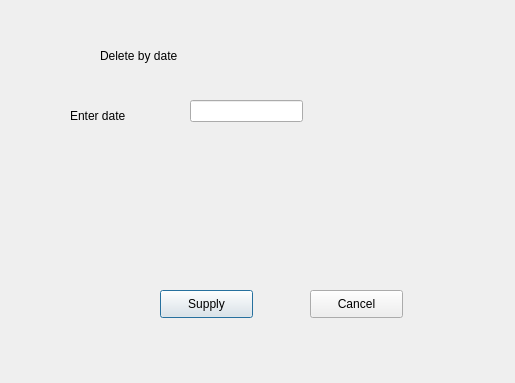
Qt form Wedding/del.ui (livitalek/curs) before a commit.
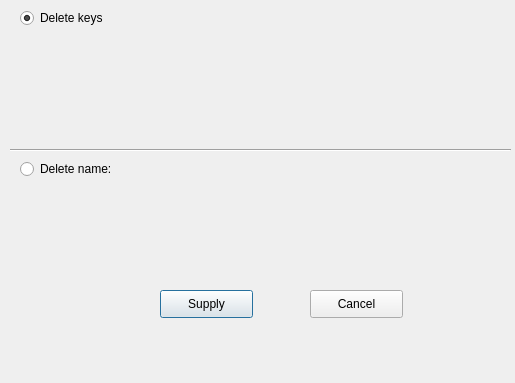
The same form after that commit.

```diff
--- a/Wedding/del.ui
+++ b/Wedding/del.ui
@@ -13,42 +13,6 @@
   <property name="windowTitle">
    <string>Dialog</string>
   </property>
-  <widget class="QLineEdit" name="lineEdit">
-   <property name="geometry">
-    <rect>
-     <x>190</x>
-     <y>100</y>
-     <width>113</width>
-     <height>22</height>
-    </rect>
-   </property>
-  </widget>
-  <widget class="QLabel" name="label">
-   <property name="geometry">
-    <rect>
-     <x>100</x>
-     <y>40</y>
-     <width>141</width>
-     <height>31</height>
-    </rect>
-   </property>
-   <property name="text">
-    <string>Delete by date</string>
-   </property>
-  </widget>
-  <widget class="QLabel" name="label_2">
-   <property name="geometry">
-    <rect>
-     <x>70</x>
-     <y>100</y>
-     <width>81</width>
-     <height>31</height>
-    </rect>
-   </property>
-   <property name="text">
-    <string>Enter date</string>
-   </property>
-  </widget>
   <widget class="QPushButton" name="pushButton">
    <property name="geometry">
     <rect>
@@ -75,6 +39,48 @@
     <string>Cancel</string>
    </property>
   </widget>
+  <widget class="QRadioButton" name="radioButton">
+   <property name="geometry">
+    <rect>
+     <x>20</x>
+     <y>10</y>
+     <width>83</width>
+     <height>16</height>
+    </rect>
+   </property>
+   <property name="text">
+    <string>Delete keys:</string>
+   </property>
+   <property name="checked">
+    <bool>true</bool>
+   </property>
+  </widget>
+  <widget class="QRadioButton" name="radioButton_2">
+   <property name="geometry">
+    <rect>
+     <x>20</x>
+     <y>160</y>
+     <width>101</width>
+     <height>18</height>
+    </rect>
+   </property>
+   <property name="text">
+    <string>Delete name:</string>
+   </property>
+  </widget>
+  <widget class="Line" name="line">
+   <property name="geometry">
+    <rect>
+     <x>10</x>
+     <y>140</y>
+     <width>501</width>
+     <height>20</height>
+    </rect>
+   </property>
+   <property name="orientation">
+    <enum>Qt::Horizontal</enum>
+   </property>
+  </widget>
  </widget>
  <resources/>
  <connections/>
```
